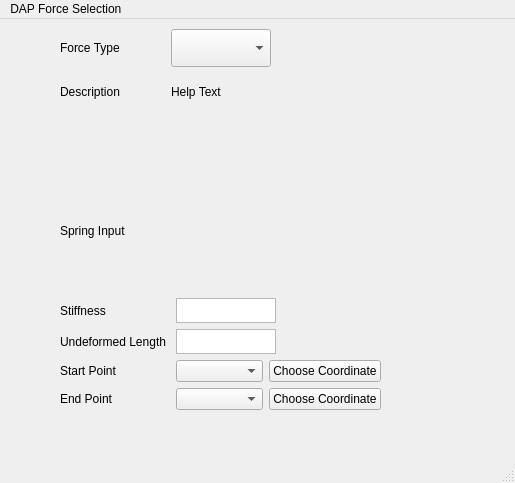
ljplessis/Nikra-DAP, file TaskPanelDapForces.ui: the form before one commit.
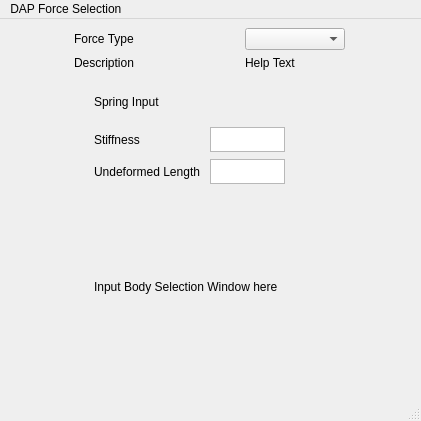
The form after the commit. The open tabs and pages were chosen to show the change.

Commit message: DAPFORCE: Added working functionality for Spring and Gravity Forces

Diff of the .ui file:
```diff
--- a/TaskPanelDapForces.ui
+++ b/TaskPanelDapForces.ui
@@ -6,8 +6,8 @@
    <rect>
     <x>0</x>
     <y>0</y>
-    <width>515</width>
-    <height>483</height>
+    <width>421</width>
+    <height>421</height>
    </rect>
   </property>
   <property name="sizePolicy">
@@ -20,15 +20,16 @@
    <string>MainWindow</string>
   </property>
   <widget class="QWidget" name="centralwidget">
-   <widget class="QStackedWidget" name="stackedWidget">
-    <property name="geometry">
-     <rect>
-      <x>50</x>
-      <y>120</y>
-      <width>411</width>
-      <height>311</height>
-     </rect>
-    </property>
+   <layout class="QGridLayout" name="gridLayout">
+    <item row="1" column="1">
+     <widget class="QLabel" name="descriptionhelp">
+      <property name="text">
+       <string>Help Text </string>
+      </property>
+     </widget>
+    </item>
+    <item row="2" column="0" colspan="2">
+     <widget class="QStackedWidget" name="inputWidget">
     <property name="currentIndex">
      <number>0</number>
     </property>
@@ -38,11 +39,21 @@
        <rect>
         <x>30</x>
         <y>50</y>
-        <width>271</width>
-        <height>107</height>
+          <width>181</width>
+          <height>81</height>
        </rect>
       </property>
       <layout class="QGridLayout" name="gridLayout_2">
+         <item row="3" column="1">
+          <widget class="QPlainTextEdit" name="zIn">
+           <property name="maximumSize">
+            <size>
+             <width>100</width>
+             <height>25</height>
+            </size>
+           </property>
+          </widget>
+         </item>
        <item row="1" column="1">
         <widget class="QPlainTextEdit" name="xIn">
          <property name="maximumSize">
@@ -53,6 +64,20 @@
          </property>
         </widget>
        </item>
+         <item row="2" column="0">
+          <widget class="QLabel" name="label_6">
+           <property name="text">
+            <string>Y</string>
+           </property>
+          </widget>
+         </item>
+         <item row="3" column="0">
+          <widget class="QLabel" name="label_7">
+           <property name="text">
+            <string>Z</string>
+           </property>
+          </widget>
+         </item>
        <item row="2" column="1">
         <widget class="QPlainTextEdit" name="yIn">
          <property name="maximumSize">
@@ -70,44 +95,13 @@
          </property>
         </widget>
        </item>
-       <item row="3" column="0">
-        <widget class="QLabel" name="label_7">
-         <property name="text">
-          <string>Z</string>
-         </property>
-        </widget>
-       </item>
-       <item row="2" column="0">
-        <widget class="QLabel" name="label_6">
-         <property name="text">
-          <string>Y</string>
-         </property>
-        </widget>
-       </item>
-       <item row="3" column="1">
-        <widget class="QPlainTextEdit" name="zIn">
-         <property name="maximumSize">
-          <size>
-           <width>100</width>
-           <height>25</height>
-          </size>
-         </property>
-        </widget>
-       </item>
-       <item row="4" column="0" colspan="2">
-        <widget class="QPushButton" name="vectorCoordIn">
-         <property name="text">
-          <string>Choose Coordinate </string>
-         </property>
-        </widget>
-       </item>
       </layout>
      </widget>
      <widget class="QLabel" name="label_4">
       <property name="geometry">
        <rect>
         <x>30</x>
-        <y>20</y>
+          <y>10</y>
         <width>165</width>
         <height>22</height>
        </rect>
@@ -121,62 +115,21 @@
      <widget class="QWidget" name="gridLayoutWidget_2">
       <property name="geometry">
        <rect>
-        <x>10</x>
-        <y>30</y>
-        <width>321</width>
-        <height>241</height>
+          <x>20</x>
+          <y>50</y>
+          <width>191</width>
+          <height>61</height>
        </rect>
       </property>
       <layout class="QGridLayout" name="gridLayout_3">
-       <item row="4" column="1">
-        <widget class="QComboBox" name="endIn"/>
-       </item>
-       <item row="3" column="1">
-        <widget class="QComboBox" name="startIn"/>
-       </item>
-       <item row="1" column="0">
+         <item row="0" column="0">
         <widget class="QLabel" name="label_2">
          <property name="text">
           <string>Stiffness</string>
          </property>
         </widget>
        </item>
-       <item row="4" column="0">
-        <widget class="QLabel" name="label_9">
-         <property name="text">
-          <string>End Point </string>
-         </property>
-        </widget>
-       </item>
-       <item row="3" column="0">
-        <widget class="QLabel" name="label_8">
-         <property name="text">
-          <string>Start Point </string>
-         </property>
-        </widget>
-       </item>
-       <item row="2" column="0">
-        <widget class="QLabel" name="label_3">
-         <property name="text">
-          <string>Undeformed Length </string>
-         </property>
-        </widget>
-       </item>
-       <item row="3" column="2">
-        <widget class="QPushButton" name="startCoordIn">
-         <property name="text">
-          <string>Choose Coordinate</string>
-         </property>
-        </widget>
-       </item>
-       <item row="4" column="2">
-        <widget class="QPushButton" name="endCoordIn">
-         <property name="text">
-          <string>Choose Coordinate</string>
-         </property>
-        </widget>
-       </item>
-       <item row="1" column="1" colspan="2">
+         <item row="0" column="1" colspan="2">
         <widget class="QPlainTextEdit" name="stiffnessIn">
          <property name="maximumSize">
           <size>
@@ -186,7 +139,7 @@
          </property>
         </widget>
        </item>
-       <item row="2" column="1" colspan="2">
+         <item row="1" column="1" colspan="2">
         <widget class="QTextEdit" name="undefIn">
          <property name="maximumSize">
           <size>
@@ -196,28 +149,55 @@
          </property>
         </widget>
        </item>
-       <item row="0" column="0">
+         <item row="1" column="0">
+          <widget class="QLabel" name="label_3">
+           <property name="text">
+            <string>Undeformed Length </string>
+           </property>
+          </widget>
+         </item>
+        </layout>
+       </widget>
         <widget class="QLabel" name="label">
+        <property name="geometry">
+         <rect>
+          <x>20</x>
+          <y>0</y>
+          <width>111</width>
+          <height>51</height>
+         </rect>
+        </property>
          <property name="text">
           <string>Spring Input </string>
          </property>
         </widget>
-       </item>
-      </layout>
-     </widget>
-    </widget>
-   </widget>
-   <widget class="QWidget" name="layoutWidget">
+       <widget class="QWidget" name="widget" native="true">
     <property name="geometry">
      <rect>
-      <x>60</x>
-      <y>10</y>
+          <x>10</x>
+          <y>170</y>
       <width>211</width>
       <height>81</height>
      </rect>
     </property>
-    <layout class="QGridLayout" name="gridLayout">
-     <item row="0" column="4">
+        <widget class="QLabel" name="label_8">
+         <property name="geometry">
+          <rect>
+           <x>10</x>
+           <y>10</y>
+           <width>191</width>
+           <height>61</height>
+          </rect>
+         </property>
+         <property name="text">
+          <string>Input Body Selection Window here </string>
+         </property>
+        </widget>
+       </widget>
+      </widget>
+     </widget>
+    </item>
+    <item row="0" column="1">
       <widget class="QComboBox" name="forceComboBox">
        <property name="maximumSize">
         <size>
@@ -227,22 +207,27 @@
        </property>
       </widget>
      </item>
-     <item row="2" column="4">
-      <widget class="QLabel" name="descriptionhelp">
-       <property name="text">
-        <string>Help Text </string>
-       </property>
-      </widget>
-     </item>
-     <item row="2" column="3">
+    <item row="1" column="0">
       <widget class="QLabel" name="description">
+      <property name="maximumSize">
+       <size>
+        <width>100</width>
+        <height>25</height>
+       </size>
+      </property>
        <property name="text">
         <string>Description </string>
        </property>
       </widget>
      </item>
-     <item row="0" column="3">
+    <item row="0" column="0">
       <widget class="QLabel" name="forceType">
+      <property name="maximumSize">
+       <size>
+        <width>100</width>
+        <height>25</height>
+       </size>
+      </property>
        <property name="text">
         <string>Force Type</string>
        </property>
@@ -250,14 +235,13 @@
      </item>
     </layout>
    </widget>
-  </widget>
   <widget class="QMenuBar" name="menubar">
    <property name="geometry">
     <rect>
      <x>0</x>
      <y>0</y>
-     <width>515</width>
-     <height>17</height>
+     <width>421</width>
+     <height>21</height>
     </rect>
    </property>
    <widget class="QMenu" name="menuDAP_Force_Selection">
```
Lines whose indentation alone changed are shown as unchanged. The commit also changes 3 other files.
